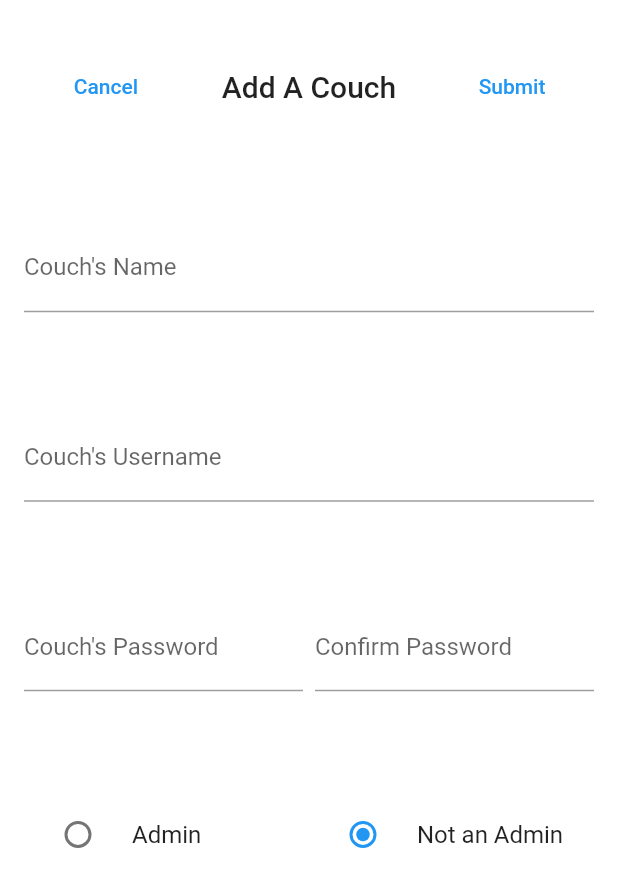
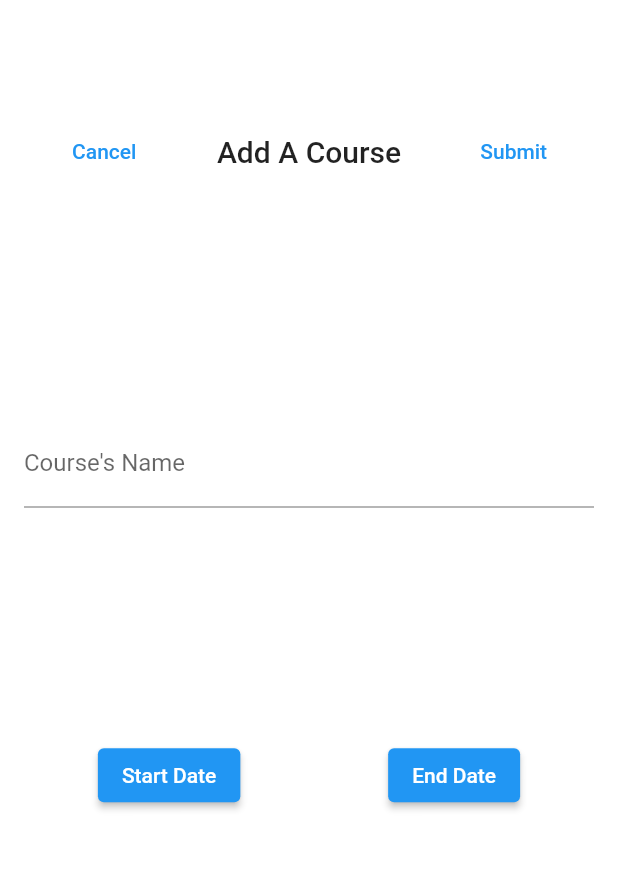
Before and after one commit to ibrahimdevoloper/project_neo_knowlage, a Flutter app: the CourseAddBottomSheet widget shown alone on an empty page, opened directly with empty values, on a phone screen of 412 x 824 dp. Shown: the top 887 px of the screen. Run offline on Flutter 3.47's test engine with Material 2 defaults, Android fonts, the phone set to English and light mode, and no system bars; our stand-ins replace floor, get, sqflite; accounts and stored records are empty; generated files the repository leaves out were written again.

Commit message:
added date dialog

```diff
--- a/lib/Features/couches/views/screen.dart
+++ b/lib/Features/couches/views/screen.dart
@@ -4,6 +4,7 @@ import 'package:project_neo_knowlage/Database/entities/couches.dart';
 import 'package:project_neo_knowlage/Features/couches/controller.dart';
 import 'package:project_neo_knowlage/Features/couches/views/couch_add_bottom_sheet.dart';
 import 'package:project_neo_knowlage/Features/couches/views/couch_update_bottom_sheet.dart';
+import 'package:project_neo_knowlage/Features/courses/views/screen.dart';
 
 import '../controller.dart';
 
@@ -33,6 +34,9 @@ class CouchesPage extends StatelessWidget {
                 Couch couch = controller.couches[i];
                 print(couch.id);
                 return ListTile(
+                  onTap: (){
+                    Get.to(()=>CoursesPage(couchId: couch.id,couchName:couch.name ,));
+                  },
                   title: Text(couch.name),
                   trailing: SizedBox(
                     width: 100,
--- a/lib/Features/courses/views/course_add_bottom_sheet.dart
+++ b/lib/Features/courses/views/course_add_bottom_sheet.dart
@@ -1,13 +1,14 @@
 import 'package:flutter/material.dart';
 import 'package:get/get.dart';
 import 'package:project_neo_knowlage/Features/couches/controller.dart';
+import 'package:project_neo_knowlage/Features/courses/controller.dart';
 
 class CourseAddBottomSheet extends StatelessWidget {
-  late CouchesController _controller;
+  late CoursesController _controller;
 
   CourseAddBottomSheet({
     Key? key,
-    required CouchesController controller,
+    required CoursesController controller,
   })  : _controller = controller,
         super(key: key);
 
@@ -33,16 +34,16 @@ class CourseAddBottomSheet extends StatelessWidget {
                   child: const Text("Cancel"),
                 ),
                 Text(
-                  "Add A Couch",
+                  "Add A Course",
                   style: Theme.of(context).textTheme.headline6,
                 ),
-                GetBuilder<CouchesController>(
+                GetBuilder<CoursesController>(
                     init: _controller,
                     builder: (controller) {
                       return TextButton(
                         onPressed: () {
-                          //TODO: add couch
-                          controller.insertCouch();
+                          //TODO: add course
+                          controller.insertCourse();
                           Get.back();
                         },
                         child: const Text("Submit"),
@@ -52,96 +53,117 @@ class CourseAddBottomSheet extends StatelessWidget {
             ),
 
             //name
-            GetBuilder<CouchesController>(
+            GetBuilder<CoursesController>(
                 init: _controller,
                 builder: (controller) {
                   return TextField(
                     onChanged: (value) {
                       //TODO: save name
-                      controller.couchNameForAdding = value;
+                      controller.courseNameForAdding = value;
                     },
-                    decoration: InputDecoration(label: Text("Couch's Name")),
+                    decoration: InputDecoration(label: Text("Course's Name")),
                   );
                 }),
             //username
-            GetBuilder<CouchesController>(
+            GetBuilder<CoursesController>(
                 init: _controller,
                 builder: (controller) {
-                  return TextField(
-                    onChanged: (value) {
-                      //TODO: save username
-                      controller.couchUsernameForAdding = value;
-                    },
-                    decoration:
-                    InputDecoration(label: Text("Couch's Username")),
+                  return Row(
+                    mainAxisAlignment: MainAxisAlignment.spaceAround,
+                    children: [
+                      ElevatedButton(onPressed: (){
+                        showDatePicker(
+                            context: context,
+                            initialDate: DateTime.now(),
+                            firstDate: DateTime(DateTime.now().year-1),
+                            lastDate: DateTime(2030),
+                            builder: (BuildContext context, Widget? child) {
+                              return Theme(
+                                data: ThemeData.dark(),
+                                child: child!,
+                              );
+                            }
+                            ,
+                        );
+                      }, child: Text("Start Date")),
+                      ElevatedButton(onPressed: (){}, child: Text("End Date")),
+                    ],
                   );
+                  // return TextField(
+                  //   onChanged: (value) {
+                  //     //TODO: save username
+                  //     controller.couchUsernameForAdding = value;
+                  //   },
+                  //   decoration:
+                  //   InputDecoration(label: Text("Couch's Username")),
+                  // );
                 }),
-            Row(
-              children: [
-                //password
-                Expanded(
-                    child: GetBuilder<CouchesController>(
-                        init: _controller,
-                        builder: (controller) {
-                          return TextField(
-                            onChanged: (value) {
-                              //TODO: save password
-                              controller.couchPasswordForAdding = value;
-                            },
-                            decoration: InputDecoration(
-                              label: Text("Couch's Password"),
-                            ),
-                            keyboardType: TextInputType.number,
-                          );
-                        })),
-                SizedBox(
-                  width: 8,
-                ),
-                //confirm password
-                Expanded(
-                    child: GetBuilder<CouchesController>(
-                        init: _controller,
-                        builder: (controller) {
-                          return TextField(
-                            onChanged: (value) {
-                              //TODO: save confirm password
-                              controller.couchConfirmPasswordForAdding = value;
-                            },
-                            decoration: InputDecoration(
-                              label: Text("Confirm Password"),
-                            ),
-                            keyboardType: TextInputType.number,
-                          );
-                        })),
-              ],
-            ),
-            GetBuilder<CouchesController>(
-              init: _controller,
-              builder: (controller) {
-                return Row(
-                  children: [
-                    Expanded(
-                        child: RadioListTile<bool>(
-                          value: true,
-                          groupValue: controller.isAdminForAdding,
-                          onChanged: (value) {
-                            controller.isAdminForAdding = value!;
-                          },
-                          title: Text("Admin"),
-                        )),
-                    Expanded(
-                        child: RadioListTile<bool>(
-                          value: false,
-                          groupValue: controller.isAdminForAdding,
-                          onChanged: (value) {
-                            controller.isAdminForAdding = value!;
-                          },
-                          title: Text("Not an Admin"),
-                        )),
-                  ],
-                );
-              },
-            ),
+            // Row(
+            //   children: [
+            //     //password
+            //     Expanded(
+            //         child: GetBuilder<CoursesController>(
+            //             init: _controller,
+            //             builder: (controller) {
+            //               return TextField(
+            //                 onChanged: (value) {
+            //                   //TODO: save password
+            //                   controller.couchPasswordForAdding = value;
+            //                 },
+            //                 decoration: InputDecoration(
+            //                   label: Text("Couch's Password"),
+            //                 ),
+            //                 keyboardType: TextInputType.number,
+            //               );
+            //             })),
+            //     SizedBox(
+            //       width: 8,
+            //     ),
+            //     //confirm password
+            //     Expanded(
+            //         child: GetBuilder<CoursesController>(
+            //             init: _controller,
+            //             builder: (controller) {
+            //               return TextField(
+            //                 onChanged: (value) {
+            //                   //TODO: save confirm password
+            //                   controller.couchConfirmPasswordForAdding = value;
+            //                 },
+            //                 decoration: InputDecoration(
+            //                   label: Text("Confirm Password"),
+            //                 ),
+            //                 keyboardType: TextInputType.number,
+            //               );
+            //             })),
+            //   ],
+            // ),
+            // GetBuilder<CoursesController>(
+            //   init: _controller,
+            //   builder: (controller) {
+            //     return Row(
+            //       children: [
+            //         Expanded(
+            //             child: RadioListTile<bool>(
+            //               value: true,
+            //               groupValue: controller.isAdminForAdding,
+            //               onChanged: (value) {
+            //                 controller.isAdminForAdding = value!;
+            //               },
+            //               title: Text("Admin"),
+            //             )),
+            //         Expanded(
+            //             child: RadioListTile<bool>(
+            //               value: false,
+            //               groupValue: controller.isAdminForAdding,
+            //               onChanged: (value) {
+            //                 controller.isAdminForAdding = value!;
+            //               },
+            //               title: Text("Not an Admin"),
+            //             )),
+            //       ],
+            //     );
+            //   },
+            // ),
           ],
         ),
       ),
```
Also changed, not shown: lib/Features/courses/controller.dart (+57 -52 lines), lib/Features/courses/views/course_update_bottom_sheet.dart (+138 -138 lines), lib/Features/courses/views/screen.dart (+11 -10 lines).
